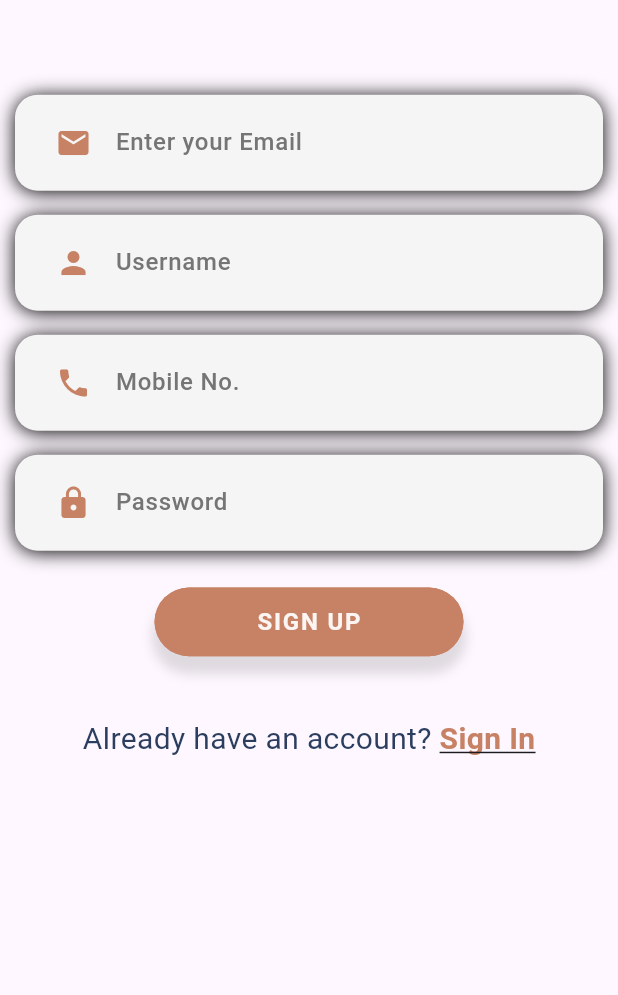
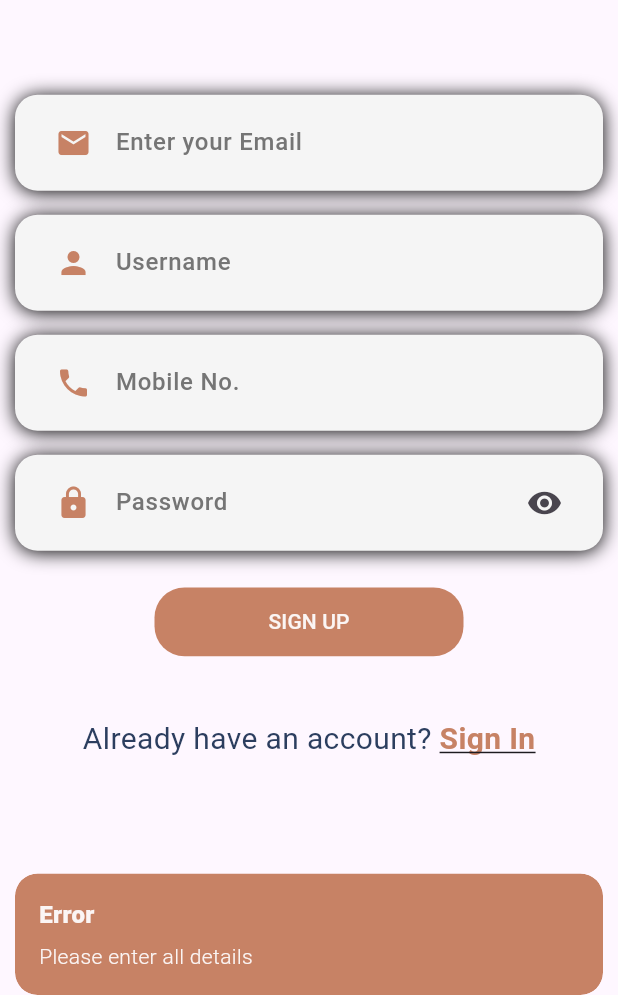
Before and after one commit to madhavi151/furry_friend, a Flutter app: the SignUpScreen screen opened directly, after a tap on "SIGN UP", on a phone screen of 412 x 824 dp, the part 241-1236 px from its top. Run offline on Flutter 3.47's test engine with Material 3 defaults, Android fonts, the phone set to English and light mode, and no system bars; our stand-ins replace cloud_firestore, firebase_auth, firebase_core, flutter_easyloading, flutter_keyboard_visibility, get and 2 more; accounts and stored records are empty.

Commit message:
added email id sign up screen method

```diff
--- a/lib/Controllers/google-sign-in-controller.dart
+++ b/lib/Controllers/google-sign-in-controller.dart
@@ -47,7 +47,6 @@
             isAdmin: false,
             isActive: true,
             createdOn: DateTime.now(),
-            city: '',
           );
 
           await FirebaseFirestore.instance
--- a/lib/Screens/auth-ui/sign-up-screen.dart
+++ b/lib/Screens/auth-ui/sign-up-screen.dart
@@ -1,7 +1,9 @@
 // ignore_for_file: file_names, avoid_unnecessary_containers
 
+import 'package:firebase_auth/firebase_auth.dart';
 import 'package:flutter/material.dart';
 import 'package:flutter_keyboard_visibility/flutter_keyboard_visibility.dart';
+import 'package:furry_friend/Controllers/sign-up-controller.dart';
 import 'package:furry_friend/Screens/auth-ui/sign-in-screen.dart';
 import 'package:furry_friend/Utils/app-constant.dart';
 import 'package:get/get.dart';
@@ -14,6 +16,13 @@
 }
 
 class _SignInScreenState extends State<SignUpScreen> {
+  final SignUpController signUpController =
+  Get.put(SignUpController());
+  TextEditingController username=TextEditingController();
+  TextEditingController userEmail=TextEditingController();
+  TextEditingController userPhone=TextEditingController();
+  TextEditingController userPassword=TextEditingController();
+
   @override
   Widget build(BuildContext context) {
     return KeyboardVisibilityBuilder(builder: (context, isKeyboardVisible){
@@ -66,6 +75,7 @@
               child: Padding(
                 padding: const EdgeInsets.symmetric(horizontal: 15.0, vertical: 5.0),
                 child: TextFormField(
+                  controller: userEmail,
                   cursorColor: Color(0xFFC78265),  // Matching cursor color
                   keyboardType: TextInputType.emailAddress,
                   style: TextStyle(color: Color(0xFF2C3E5F),
@@ -99,6 +109,7 @@
               child: Padding(
                 padding: const EdgeInsets.symmetric(horizontal: 15.0, vertical: 5.0),
                 child: TextFormField(
+                  controller: username,
                   cursorColor: Color(0xFFC78265),  // Matching cursor color
                   keyboardType: TextInputType.name,
                   style: TextStyle(color: Color(0xFF2C3E5F),
@@ -131,6 +142,7 @@
               child: Padding(
                 padding: const EdgeInsets.symmetric(horizontal: 15.0, vertical: 5.0),
                 child: TextFormField(
+                  controller: userPhone,
                   cursorColor: Color(0xFFC78265),  // Matching cursor color
                   keyboardType: TextInputType.number,
                   style: TextStyle(color: Color(0xFF2C3E5F),
@@ -164,7 +176,10 @@
               ),
               child: Padding(
                 padding: const EdgeInsets.symmetric(horizontal: 15.0, vertical: 5.0),
-                child: TextFormField(
+                child: Obx(
+                 () => TextFormField(
+                        controller: userPassword,
+                        obscureText: signUpController.isPasswordVisible.value,
                   cursorColor: Color(0xFFC78265),  // Matching cursor color
                   keyboardType: TextInputType.visiblePassword,
                   style: TextStyle(color: Color(0xFF2C3E5F),
@@ -173,8 +188,17 @@
                     hintText: "Password",
                     hintStyle: TextStyle(color: Colors.grey[600]),
                     prefixIcon: Icon(Icons.lock, color: Color(0xFFC78265)),
+                    suffixIcon: GestureDetector(
+                      onTap: () {
+                              signUpController.isPasswordVisible.toggle();
+                            },
+                      child: signUpController.isPasswordVisible.value
+                                ? Icon(Icons.visibility_off)
+                                : Icon(Icons.visibility),
+                          ),
                     contentPadding: EdgeInsets.symmetric(vertical: 15.0),
                     border: InputBorder.none,
+                  ),
                 ),
                 ),
               ),
@@ -185,46 +209,65 @@
               height: Get.height / 50,
             ),
 
-            Container(
+            Material(
+                  child: Container(
                     width: Get.width / 2,
                     height: Get.height / 18,
                     decoration: BoxDecoration(
                       color: AppConstant.appSecondaryColor,
-                borderRadius: BorderRadius.circular(30.0),
-                boxShadow: [
-                  BoxShadow(
-                    color: Colors.black12,
-                    blurRadius: 6.0,
-                    spreadRadius: 2.0,
-                    offset: Offset(0, 10),
-                  ),
-                ],
+                      borderRadius: BorderRadius.circular(20.0),
                     ),
                     child: TextButton(
-                style: TextButton.styleFrom(
-                  padding: EdgeInsets.symmetric(vertical: 8.0, horizontal: 20.0),
-                  shape: RoundedRectangleBorder(
-                    borderRadius: BorderRadius.circular(30.0),
-                  ),
-                  backgroundColor: AppConstant.appSecondaryColor,
-                ),
-                onPressed: () {
-            // Action for sign in
-                },
                       child: Text(
                         "SIGN UP",
-                  style: TextStyle(
-                    color: AppConstant.appTextColor,
-                    fontWeight: FontWeight.bold,
-                    fontSize: 16.0,
-                    letterSpacing: 1.2,
+                        style: TextStyle(color: AppConstant.appTextColor),
+                      ),
+                      onPressed: () async {
+
+                        String name = username.text.trim();
+                        String email = userEmail.text.trim();
+                        String phone = userPhone.text.trim();
+                        String password = userPassword.text.trim();
+                        String userDeviceToken = '';
+
+                        if (name.isEmpty ||
+                            email.isEmpty ||
+                            phone.isEmpty ||
+                            password.isEmpty) {
+                          Get.snackbar(
+                            "Error",
+                            "Please enter all details",
+                            snackPosition: SnackPosition.BOTTOM,
+                            backgroundColor: AppConstant.appSecondaryColor,
+                            colorText: AppConstant.appTextColor,
+                          );
+                        } else {
+                          UserCredential? userCredential =
+                              await signUpController.signUpMethod(
+                            name,
+                            email,
+                            phone,
+                            password,
+                            userDeviceToken,
+                          );
+
+                          if (userCredential != null) {
+                            Get.snackbar(
+                              "Verification email sent.",
+                              "Please check your email.",
+                              snackPosition: SnackPosition.BOTTOM,
+                              backgroundColor: AppConstant.appSecondaryColor,
+                              colorText: AppConstant.appTextColor,
+                            );
+
+                            FirebaseAuth.instance.signOut();
+                            Get.offAll(() => SignInScreen());
+                          }
+                        }
+                      },
                     ),
                   ),
                 ),
-            ),
-
-
-
             ///SIGN UP AUR USKE NICHE LIKHA HUA KE BECH KE SPACING KE LIYE
               SizedBox(
                     height: Get.height/ 20
```
Also changed, not shown: lib/Controllers/sign-up-controller.dart (added, +74 -0 lines), lib/Models/users-model.dart (+4 -4 lines), lib/Screens/auth-ui/welcome-screen.dart (+5 -2 lines), 4 other files. Lines whose indentation alone changed are shown as unchanged.
